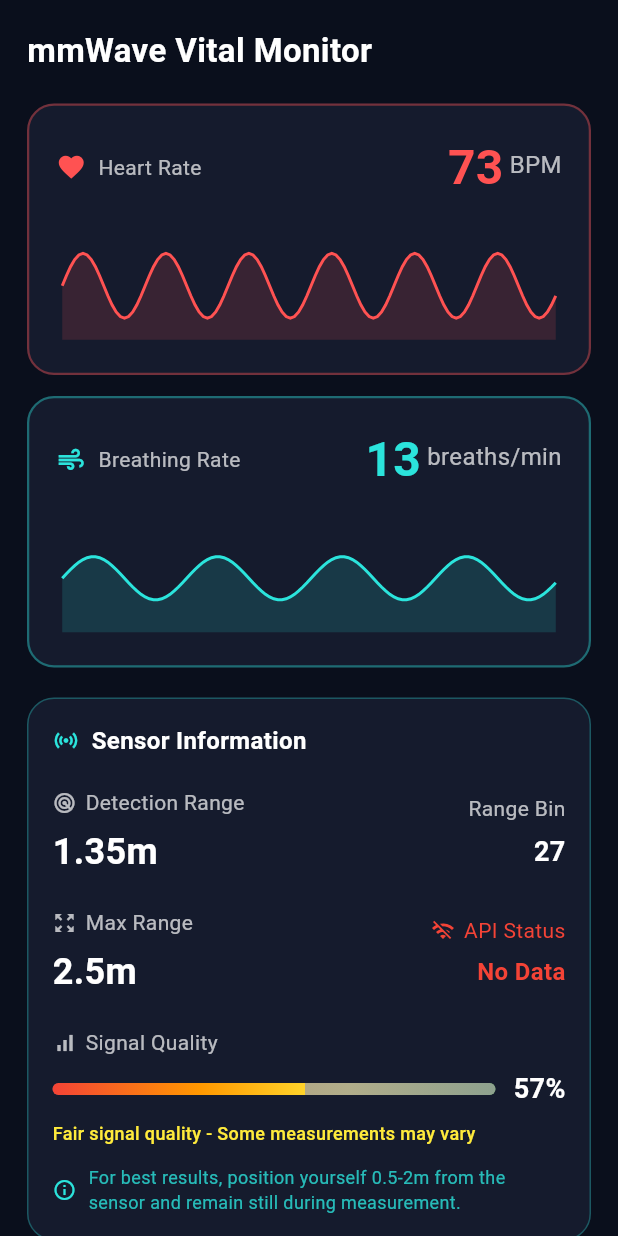
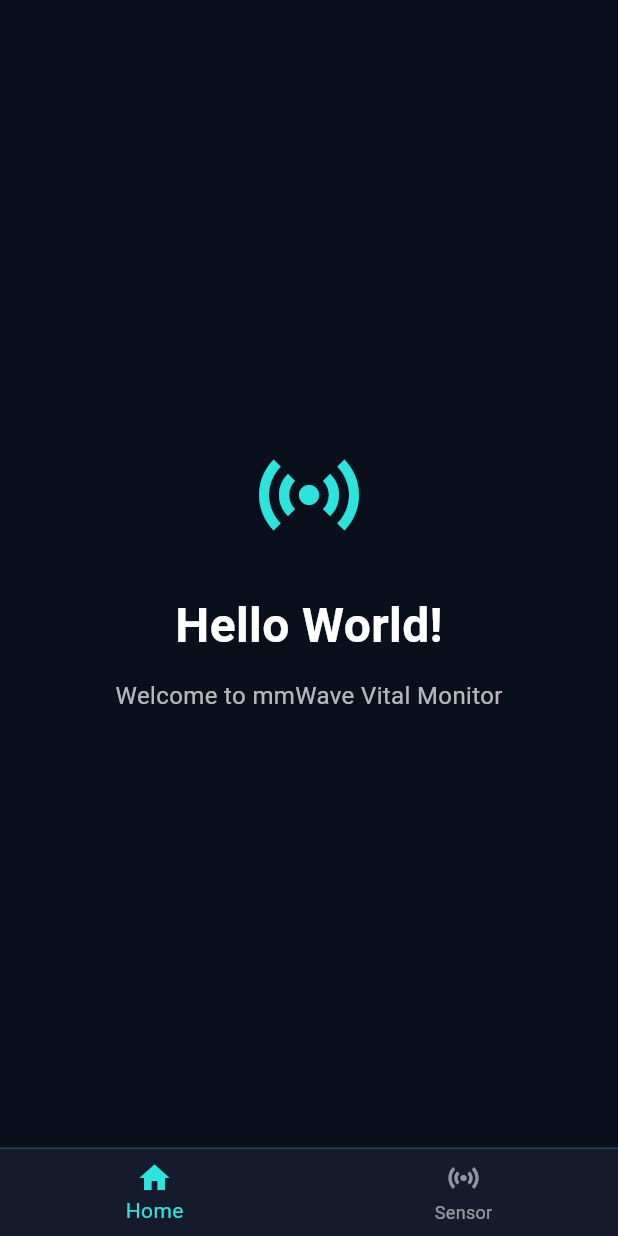
Before and after one commit to WayanFWP/RaStress-HMI, a Flutter app: the screen it shows after launch, on a phone screen of 412 x 824 dp. Run offline on Flutter 3.47's test engine with Material 3 defaults, Android fonts, the phone set to English and light mode, and no system bars; our stand-ins replace flutter_dotenv; network calls fail; Roboto replaces fonts that are missing (SF Pro).

Commit message:
feats: new homepage

```diff
--- a/frontend/lib/main.dart
+++ b/frontend/lib/main.dart
@@ -1,6 +1,6 @@
 import 'package:flutter/material.dart';
 import 'package:flutter_dotenv/flutter_dotenv.dart';
-import 'ui/screens/dashboard_screen.dart';
+import 'ui/screens/main_navigation_screen.dart';
 import 'ui/themes/app_theme.dart';
 
 Future<void> main() async {
@@ -17,7 +17,7 @@ class VitalMonitorApp extends StatelessWidget {
       debugShowCheckedModeBanner: false,
       title: "mmWave Vital Monitor",
       theme: AppTheme.darkTheme,
-      home: const DashboardScreen(),
+      home: const MainNavigationScreen(),
     );
   }
 }
--- a/frontend/lib/ui/screens/dashboard_screen.dart
+++ /dev/null
@@ -1,230 +0,0 @@
-import 'package:flutter/material.dart';
-import '../widgets/stat_card.dart';
-import '../widgets/section_title.dart';
-import '../widgets/waveform_chart.dart';
-import '../widgets/sensor_information.dart';
-import '../../core/websocket_services.dart';
-import '../../core/sensor_model.dart';
-import 'dart:async';
-import 'dart:math';
-import 'package:flutter_dotenv/flutter_dotenv.dart';
-import '../widgets/stat_card_w_chart.dart';
-
-class DashboardScreen extends StatefulWidget {
-  const DashboardScreen({super.key});
-
-  @override
-  State<DashboardScreen> createState() => _DashboardScreenState();
-}
-
-class _DashboardScreenState extends State<DashboardScreen> {
-  late WebSocketService _webSocketService;
-
-  // Ring buffers for waveform data
-  List<double> _heartWaveform = [];
-  List<double> _breathWaveform = [];
-
-  // UI throttling
-  Timer? _uiUpdateTimer;
-  bool _pendingUIUpdate = false;
-
-  // Latest sensor data cache
-  SensorData? _latestSensorData;
-
-  // UI update interval (in seconds) duration
-  static const Duration _uiUpdateInterval = Duration(seconds: 2);
-
-  @override
-  void initState() {
-    super.initState();
-
-    final ip = dotenv.env['IP'] ?? '';
-    final port = dotenv.env['PORT'] ?? '';
-
-    _webSocketService = WebSocketService('ws://$ip:$port');
-    _webSocketService.connect();
-
-    // Listen to high-frequency data but don't update UI immediately
-    _webSocketService.latestData.addListener(_onHighFrequencyDataUpdate);
-
-    // Listen to data receiving status changes (update immediately)
-    _webSocketService.isReceivingData.addListener(_onDataStatusChange);
-
-    // Start throttled UI update timer
-    _startUIUpdateTimer();
-  }
-
-  @override
-  void dispose() {
-    _uiUpdateTimer?.cancel();
-    _webSocketService.latestData.removeListener(_onHighFrequencyDataUpdate);
-    _webSocketService.isReceivingData.removeListener(_onDataStatusChange);
-    _webSocketService.dispose();
-    super.dispose();
-  }
-
-  /// Receives data at full rate but only caches it
-  void _onHighFrequencyDataUpdate() {
-    final newData = _webSocketService.latestData.value;
-    if (newData != null) {
-      // Cache the latest data without updating UI
-      _latestSensorData = newData;
-
-      // Mark that we have pending UI update
-      _pendingUIUpdate = true;
-
-      // Process waveform data immediately (for ring buffer)
-      _processWaveformData(newData);
-    }
-  }
-
-  /// Handle data receiving status changes (update UI immediately for status)
-  void _onDataStatusChange() {
-    if (mounted) {
-      setState(() {
-        // Rebuild UI when data receiving status changes
-      });
-    }
-  }
-
-  /// Process waveform data at full rate for accurate signal processing
-  void _processWaveformData(SensorData data) {
-    // Heart waveform processing
-    double heartNormalized = 0.5 + (data.heartWaveform * 0.1);
-    _heartWaveform.add(heartNormalized.clamp(0.1, 0.9));
-
-    // Keep ring buffer size (120 points = 6 seconds at 20Hz)
-    if (_heartWaveform.length > 120) {
-      _heartWaveform.removeAt(0);
-    }
-
-    // Breathing waveform processing
-    double breathNormalized = 0.5 + (data.breathWaveform * 0.15);
-    _breathWaveform.add(breathNormalized.clamp(0.2, 0.8));
-
-    if (_breathWaveform.length > 120) {
-      _breathWaveform.removeAt(0);
-    }
-  }
-
-  /// Start throttled UI update timer (every 500ms)
-  void _startUIUpdateTimer() {
-    _uiUpdateTimer = Timer.periodic(_uiUpdateInterval, (timer) {
-      // Only update UI if there's pending data
-      if (_pendingUIUpdate && mounted) {
-        setState(() {
-          // UI will rebuild with latest cached data
-        });
-        _pendingUIUpdate = false;
-      }
-    });
-  }
-
-  @override
-  Widget build(BuildContext context) {
-    final data = _latestSensorData;
-
-    return Scaffold(
-      body: SafeArea(
-        child: SingleChildScrollView(
-          padding: const EdgeInsets.all(18),
-          child: Column(
-            crossAxisAlignment: CrossAxisAlignment.start,
-            children: [
-              // Header
-              const Text(
-                "mmWave Vital Monitor",
-                style: TextStyle(fontSize: 22, fontWeight: FontWeight.bold),
-              ),
-              const SizedBox(height: 20),
-
-              // Stats Grid with integrated waveforms (1x2 layout)
-              _buildStatsGrid(data),
-              const SizedBox(height: 20),
-
-              // Sensor Information Widget
-              _buildSensorInfoWidget(data),
-            ],
-          ),
-        ),
-      ),
-    );
-  }
-
-  /// Build sensor information widget with throttled data
-  Widget _buildSensorInfoWidget(SensorData? data) {
-    double detectionRange = 1.35;
-    int rangeProfile = 27;
-    double maxRange = 2.5; // in meters
-    int percentage = 57;
-
-    // Check if actually receiving data (not just connected)
-    bool isReceivingData = _webSocketService.isReceivingData.value;
-
-    if (data != null && isReceivingData) {
-      // Calculate values from cached full-rate data
-      if (data.rangeProfile.isNotEmpty) {
-        int maxIndex = 0;
-        double maxValue = 0;
-        for (int i = 0; i < data.rangeProfile.length; i++) {
-          if (data.rangeProfile[i] > maxValue) {
-            maxValue = data.rangeProfile[i];
-            maxIndex = i;
-          }
-        }
-        detectionRange = 0.3 + (maxIndex / 64.0) * 1.3;
-        rangeProfile = maxIndex;
-
-        // Calculate max range based on sensor specifications
-        maxRange =
-            0.3 +
-            (data.rangeProfile.length / 64.0) *
-                2.2; // Assuming 64 bins cover ~2.5m
-      }
-
-      // Calculate signal quality based on energy levels
-      double signalStrength = (data.heartEnergy + data.breathEnergy) / 35;
-      percentage = (signalStrength.clamp(0, 100)).toInt();
-    }
-
-    return SensorInfoWidget(
-      detectionRange: detectionRange,
-      rangeProfile: rangeProfile,
-      maxRange: maxRange,
-      percentage: percentage,
-      isReceivingData: isReceivingData,
-    );
-  }
-
-  /// Build stats grid with throttled data
-  Widget _buildStatsGrid(SensorData? data) {
-    return Column(
-      children: [
-        // Heart Rate Card with Waveform
-        StatCardWithWaveform(
-          icon: Icons.favorite,
-          color: Colors.redAccent,
-          label: "Heart Rate",
-          value: "${data?.heartRate.toInt() ?? 73}",
-          unit: "BPM",
-          waveformData: _heartWaveform.isNotEmpty
-              ? _heartWaveform
-              : List.generate(120, (i) => 0.5 + 0.3 * sin(2 * pi * i / 20)),
-        ),
-        const SizedBox(height: 14),
-
-        // Breathing Card with Waveform
-        StatCardWithWaveform(
-          icon: Icons.air,
-          color: const Color(0xFF2BE4DC),
-          label: "Breathing Rate",
-          value: "${data?.breathRate.toInt() ?? 13}",
-          unit: "breaths/min",
-          waveformData: _breathWaveform.isNotEmpty
-              ? _breathWaveform
-              : List.generate(120, (i) => 0.5 + 0.2 * sin(2 * pi * i / 30)),
-        ),
-      ],
-    );
-  }
-}
--- /dev/null
+++ b/frontend/lib/ui/screens/home_screen.dart
@@ -0,0 +1,42 @@
+import 'package:flutter/material.dart';
+
+class HomeScreen extends StatelessWidget {
+  const HomeScreen({super.key});
+
+  @override
+  Widget build(BuildContext context) {
+    return Scaffold(
+      body: SafeArea(
+        child: Center(
+          child: Column(
+            mainAxisAlignment: MainAxisAlignment.center,
+            children: [
+              Icon(
+                Icons.sensors,
+                size: 80,
+                color: const Color(0xFF2BE4DC),
+              ),
+              const SizedBox(height: 24),
+              const Text(
+                "Hello World!",
+                style: TextStyle(
+                  fontSize: 32,
+                  fontWeight: FontWeight.bold,
+                  color: Colors.white,
+                ),
+              ),
+              const SizedBox(height: 12),
+              const Text(
+                "Welcome to mmWave Vital Monitor",
+                style: TextStyle(
+                  fontSize: 16,
+                  color: Colors.white70,
+                ),
+              ),
+            ],
+          ),
+        ),
+      ),
+    );
+  }
+}
--- /dev/null
+++ b/frontend/lib/ui/screens/main_navigation_screen.dart
@@ -0,0 +1,99 @@
+import 'package:flutter/material.dart';
+import 'package:flutter_dotenv/flutter_dotenv.dart';
+import 'home_screen.dart';
+import 'sensor_info_screen.dart';
+import '../../core/websocket_services.dart';
+import '../../core/waveform_service.dart';
+import '../../core/sensor_model.dart';
+
+class MainNavigationScreen extends StatefulWidget {
+  const MainNavigationScreen({super.key});
+
+  @override
+  State<MainNavigationScreen> createState() => _MainNavigationScreenState();
+}
+
+class _MainNavigationScreenState extends State<MainNavigationScreen> {
+  int _currentIndex = 0;
+  late WebSocketService _webSocketService;
+  late WaveformService _waveformService;
+
+  @override
+  void initState() {
+    super.initState();
+
+    // Initialize services once for the entire app
+    final ip = dotenv.env['IP'] ?? '';
+    final port = dotenv.env['PORT'] ?? '';
+
+    _webSocketService = WebSocketService('ws://$ip:$port');
+    _waveformService = WaveformService();
+
+    _webSocketService.connect();
+
+    // Process waveform data in background continuously
+    _webSocketService.latestData.addListener(_processWaveformInBackground);
+  }
+
+  void _processWaveformInBackground() {
+    final data = _webSocketService.latestData.value;
+    if (data != null) {
+      _waveformService.processWaveformData(data);
+    }
+  }
+
+  @override
+  void dispose() {
+    _webSocketService.latestData.removeListener(_processWaveformInBackground);
+    _webSocketService.dispose();
+    _waveformService.dispose();
+    super.dispose();
+  }
+
+  @override
+  Widget build(BuildContext context) {
+    final List<Widget> screens = [
+      const HomeScreen(),
+      SensorInfoScreen(
+        webSocketService: _webSocketService,
+        waveformService: _waveformService,
+      ),
+    ];
+
+    return Scaffold(
+      body: screens[_currentIndex],
+      bottomNavigationBar: Container(
+        decoration: BoxDecoration(
+          border: Border(
+            top: BorderSide(
+              color: const Color(0xFF2BE4DC).withOpacity(0.3),
+              width: 1,
+            ),
+          ),
+        ),
+        child: BottomNavigationBar(
+          currentIndex: _currentIndex,
+          onTap: (index) {
+            setState(() {
+              _currentIndex = index;
+            });
+          },
+          backgroundColor: const Color(0xFF151B2D),
+          selectedItemColor: const Color(0xFF2BE4DC),
+          unselectedItemColor: Colors.white54,
+          type: BottomNavigationBarType.fixed,
+          items: const [
+            BottomNavigationBarItem(
+              icon: Icon(Icons.home),
+              label: 'Home',
+            ),
+            BottomNavigationBarItem(
+              icon: Icon(Icons.sensors),
+              label: 'Sensor',
+            ),
+          ],
+        ),
+      ),
+    );
+  }
+}
```
